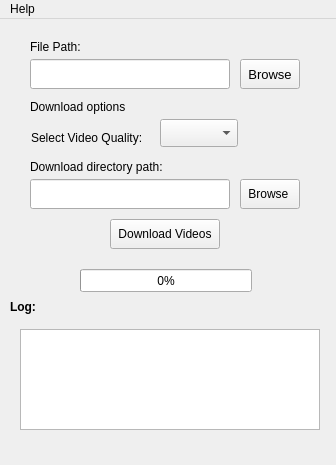
Before: the Qt Designer form yTGui.ui in RaghuKA/PyQtYouTube-dl, drawn with Qt 5.
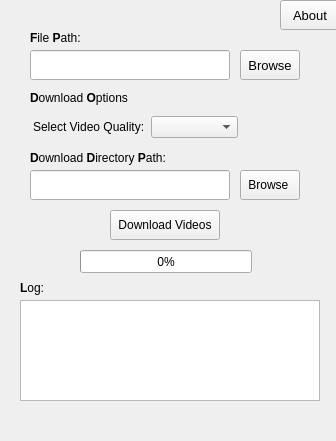
After: the same form once the commit is applied.

Commit message: Removed HelpMenu,Added About button,Updated Gui with bold letters for titles,Shortened Gui item names,Updated mission statement

The edit to the form file:
```diff
--- a/yTGui.ui
+++ b/yTGui.ui
@@ -7,7 +7,7 @@
     <x>0</x>
     <y>0</y>
     <width>336</width>
-    <height>465</height>
+    <height>441</height>
    </rect>
   </property>
   <property name="windowTitle">
@@ -24,7 +24,7 @@
     <property name="geometry">
      <rect>
       <x>240</x>
-      <y>40</y>
+      <y>50</y>
       <width>60</width>
       <height>30</height>
      </rect>
@@ -51,7 +51,7 @@
     <property name="geometry">
      <rect>
       <x>30</x>
-      <y>40</y>
+      <y>50</y>
       <width>200</width>
       <height>30</height>
      </rect>
@@ -61,33 +61,33 @@
     <property name="geometry">
      <rect>
       <x>30</x>
-      <y>20</y>
+      <y>30</y>
       <width>121</width>
       <height>16</height>
      </rect>
     </property>
     <property name="text">
-     <string>File Path:</string>
+     <string>&lt;html&gt;&lt;head/&gt;&lt;body&gt;&lt;p&gt;&lt;span style=&quot; font-weight:600;&quot;&gt;F&lt;/span&gt;ile &lt;span style=&quot; font-weight:600;&quot;&gt;P&lt;/span&gt;ath:&lt;/p&gt;&lt;/body&gt;&lt;/html&gt;</string>
     </property>
    </widget>
    <widget class="QLabel" name="label_DownloadOptions">
     <property name="geometry">
      <rect>
       <x>30</x>
-      <y>80</y>
+      <y>90</y>
       <width>121</width>
       <height>16</height>
      </rect>
     </property>
     <property name="text">
-     <string>Download options</string>
+     <string>&lt;html&gt;&lt;head/&gt;&lt;body&gt;&lt;p&gt;&lt;span style=&quot; font-weight:600;&quot;&gt;D&lt;/span&gt;ownload &lt;span style=&quot; font-weight:600;&quot;&gt;O&lt;/span&gt;ptions&lt;/p&gt;&lt;/body&gt;&lt;/html&gt;</string>
     </property>
    </widget>
    <widget class="QPushButton" name="BrowseDloaddirButton">
     <property name="geometry">
      <rect>
       <x>240</x>
-      <y>160</y>
+      <y>170</y>
       <width>60</width>
       <height>30</height>
      </rect>
@@ -103,7 +103,7 @@
     <property name="geometry">
      <rect>
       <x>30</x>
-      <y>160</y>
+      <y>170</y>
       <width>200</width>
       <height>30</height>
      </rect>
@@ -113,20 +113,20 @@
     <property name="geometry">
      <rect>
       <x>30</x>
-      <y>140</y>
+      <y>150</y>
       <width>150</width>
       <height>16</height>
      </rect>
     </property>
     <property name="text">
-     <string>Download directory path:</string>
+     <string>&lt;html&gt;&lt;head/&gt;&lt;body&gt;&lt;p&gt;&lt;span style=&quot; font-weight:600;&quot;&gt;D&lt;/span&gt;ownload &lt;span style=&quot; font-weight:600;&quot;&gt;D&lt;/span&gt;irectory &lt;span style=&quot; font-weight:600;&quot;&gt;P&lt;/span&gt;ath:&lt;/p&gt;&lt;/body&gt;&lt;/html&gt;</string>
     </property>
    </widget>
    <widget class="QPushButton" name="DloadVidsButton">
     <property name="geometry">
      <rect>
       <x>110</x>
-      <y>200</y>
+      <y>210</y>
       <width>110</width>
       <height>30</height>
      </rect>
@@ -147,30 +147,7 @@
    <widget class="QLabel" name="label_VideoQuality">
     <property name="geometry">
      <rect>
-      <x>31</x>
-      <y>111</y>
-      <width>134</width>
-      <height>16</height>
-     </rect>
-    </property>
-    <property name="text">
-     <string>Select Video Quality:</string>
-    </property>
-   </widget>
-   <widget class="QComboBox" name="comboBox_VideoQuality">
-    <property name="geometry">
-     <rect>
-      <x>160</x>
-      <y>100</y>
-      <width>78</width>
-      <height>28</height>
-     </rect>
-    </property>
-   </widget>
-   <widget class="QLabel" name="status_text_label">
-    <property name="geometry">
-     <rect>
-      <x>10</x>
+      <x>20</x>
       <y>280</y>
       <width>61</width>
       <height>16</height>
@@ -183,14 +160,14 @@
      </font>
     </property>
     <property name="text">
-     <string>Log:</string>
+     <string>&lt;html&gt;&lt;head/&gt;&lt;body&gt;&lt;p&gt;L&lt;span style=&quot; font-weight:400;&quot;&gt;og:&lt;/span&gt;&lt;/p&gt;&lt;/body&gt;&lt;/html&gt;</string>
     </property>
    </widget>
    <widget class="QPlainTextEdit" name="Log">
     <property name="geometry">
      <rect>
       <x>20</x>
-      <y>310</y>
+      <y>300</y>
       <width>300</width>
       <height>101</height>
      </rect>
@@ -215,6 +192,59 @@
      <number>0</number>
     </property>
    </widget>
+   <widget class="QPushButton" name="AboutButton">
+    <property name="geometry">
+     <rect>
+      <x>280</x>
+      <y>0</y>
+      <width>60</width>
+      <height>30</height>
+     </rect>
+    </property>
+    <property name="font">
+     <font>
+      <pointsize>10</pointsize>
+     </font>
+    </property>
+    <property name="mouseTracking">
+     <bool>false</bool>
+    </property>
+    <property name="toolTip">
+     <string>&lt;html&gt;&lt;head/&gt;&lt;body&gt;&lt;p&gt;&lt;span style=&quot; font-size:12pt; font-style:italic; color:#0000ff;&quot;&gt;About button&lt;/span&gt;&lt;/p&gt;&lt;/body&gt;&lt;/html&gt;</string>
+    </property>
+    <property name="toolTipDuration">
+     <number>-1</number>
+    </property>
+    <property name="text">
+     <string>About</string>
+    </property>
+   </widget>
+   <widget class="QWidget" name="">
+    <property name="geometry">
+     <rect>
+      <x>33</x>
+      <y>112</y>
+      <width>205</width>
+      <height>30</height>
+     </rect>
+    </property>
+    <layout class="QHBoxLayout" name="horizontalLayout">
+     <item>
+      <widget class="QLabel" name="label_VidQual">
+       <property name="text">
+        <string>Select Video Quality:</string>
+       </property>
+      </widget>
+     </item>
+     <item>
+      <widget class="QComboBox" name="comBox_VidQual">
+       <property name="enabled">
+        <bool>true</bool>
+       </property>
+      </widget>
+     </item>
+    </layout>
+   </widget>
   </widget>
   <widget class="QMenuBar" name="menubar">
    <property name="geometry">
@@ -225,13 +255,6 @@
      <height>25</height>
     </rect>
    </property>
-   <widget class="QMenu" name="HelpMenu">
-    <property name="title">
-     <string>Help</string>
-    </property>
-    <addaction name="actionAbout"/>
-   </widget>
-   <addaction name="HelpMenu"/>
   </widget>
   <action name="actionAbout">
    <property name="text">
```
Left out of the diff: 2 changed lines with no effect on the pictures. The commit also changes 1 other file.
